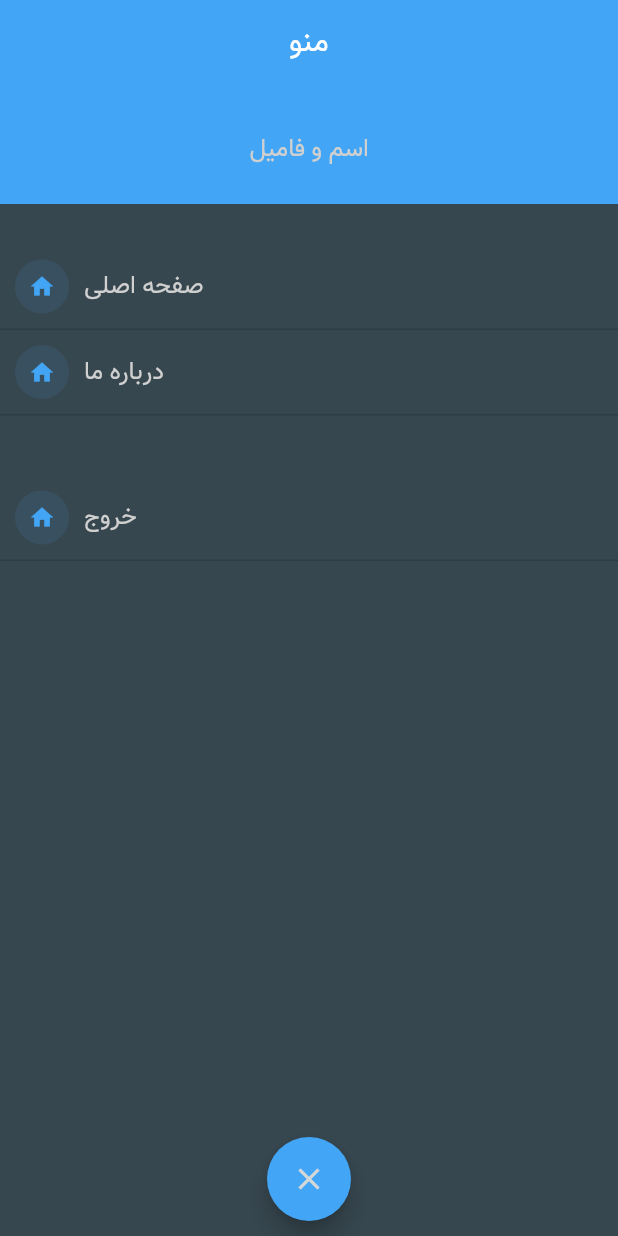
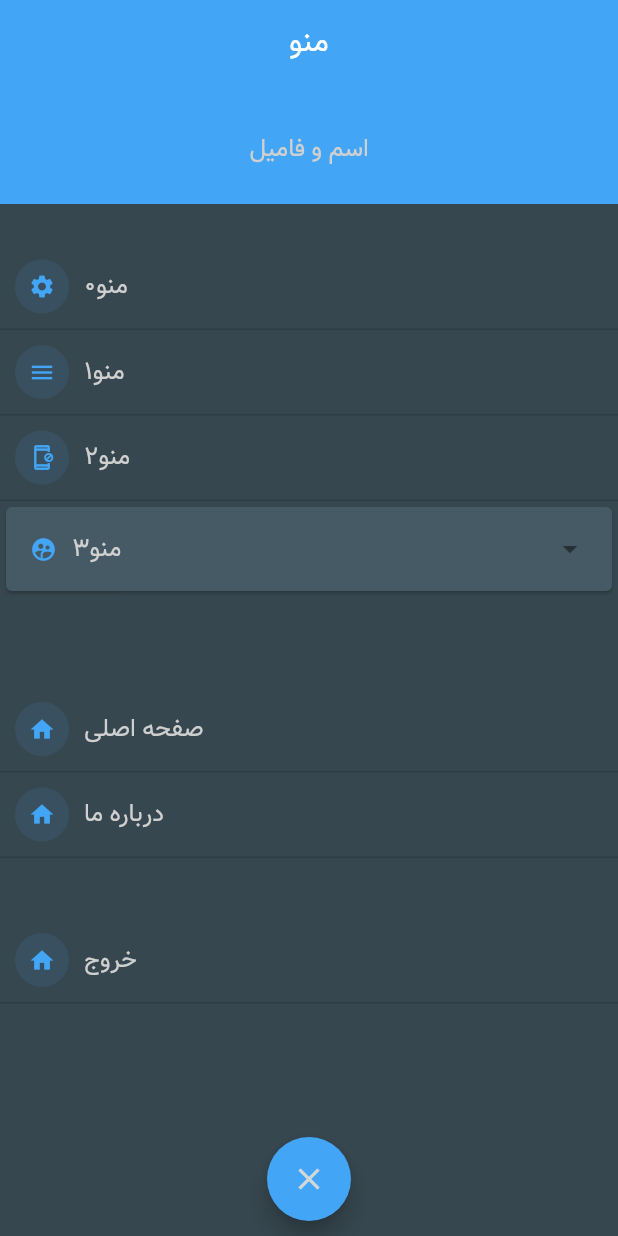
Before and after one commit to kmd66/flutter_social_news, a Flutter app: the MainMenuWidget widget shown alone on an empty page, opened directly, on a phone screen of 412 x 824 dp. Run offline on Flutter 3.47's test engine with Material 2 defaults, Android fonts, the phone set to English and light mode, and no system bars; our stand-ins replace shared_preferences, splashscreen; accounts and stored records are empty; statements that could not run were skipped.

Commit message:
menu fix

```diff
--- /dev/null
+++ b/lib/core/Widgets/accordion.dart
@@ -0,0 +1,62 @@
+import 'package:flutter/cupertino.dart';
+import 'package:flutter/material.dart';
+
+import '../../helper/objectColor.dart';
+import '../../helper/textStyle.dart';
+
+class Accordion extends StatefulWidget {
+  final String label;
+  final Widget obj;
+  final IconData icon ;
+
+  const Accordion({Key key, this.label, this.obj, this.icon = Icons.home})
+      : super(key: key);
+  @override
+  _AccordionState createState() => _AccordionState();
+}
+
+class _AccordionState extends State<Accordion> {
+  bool _showContent = false;
+  bool _isHovered = false;
+  @override
+  Widget build(BuildContext context) {
+    return Card(
+      color: ObjectColor.cardBackground,
+      child: Column(children: [
+        InkWell(
+          onTap: (){setState(() {
+            _showContent = !_showContent;
+          });
+          },
+          onHover: (value) {
+            setState(() {
+              _isHovered = value;
+            });
+          },
+          child:
+          ListTile(
+            title: Row(children: [
+              Icon(
+                widget.icon,
+                size:18,
+                color: ObjectColor.base,
+              ),
+              Container(margin: const EdgeInsets.only(left: 10.0)
+              ),
+              Text(widget.label,style: Style.h4()),
+            ],) ,
+            trailing:Icon(
+                _showContent ? Icons.arrow_drop_up : Icons.arrow_drop_down),
+          ),
+        ),
+        _showContent
+            ? Container(
+          padding:
+          const EdgeInsets.symmetric(vertical: 15, horizontal: 15),
+          child: widget.obj,
+        )
+            : Container()
+      ]),
+    );
+  }
+}
--- a/lib/helper/menu.dart
+++ b/lib/helper/menu.dart
@@ -2,18 +2,34 @@ import 'package:flutter/cupertino.dart';
 import 'package:flutter/material.dart';
 import '../core/model/enums.dart';
 
-List<MenuItem> NaveMenu = [
-  MenuItem(title:'درباره ما', route: RouteList.AboutPage, icon: Icons.app_blocking_outlined)
-  , MenuItem(title:'صفحه اصلی', route: RouteList.HomePage, icon: Icons.home)
-  , MenuItem(title:'منو', menu: MenuList.Main, icon: Icons.menu)
+List<MenuItem> Menu = [
+  MenuItem(MenuType.Nav, title:'درباره ما', route: RouteList.AboutPage, icon: Icons.app_blocking_outlined)
+  , MenuItem(MenuType.Nav, title:'صفحه اصلی', route: RouteList.HomePage, icon: Icons.home)
+  , MenuItem(MenuType.Nav, title:'منو', menu: MenuList.Main, icon: Icons.menu)
+
+  , MenuItem(MenuType.Sid, title:'منو0', menu: MenuList.Setting, icon: Icons.settings)
+  , MenuItem(MenuType.Sid, title:'منو1 ', route: RouteList.HomePage, icon: Icons.menu)
+  , MenuItem(MenuType.Sid, title:'منو2 ', route: RouteList.HomePage, icon: Icons.app_blocking_outlined)
+  , MenuItem(MenuType.Sid, title:'منو3 ',icon: Icons.supervised_user_circle,
+      child: [
+        MenuItem(MenuType.Sid, title:'منو4 ',icon: Icons.title, route: RouteList.HomePage),
+        MenuItem(MenuType.Sid, title:'منو5 ', route: RouteList.AboutPage, icon: Icons.account_box_outlined),
+      ]
+  )
 ];
-List<MenuItem> SideMenu= [];
 
 class MenuItem {
+
+  final MenuType type;
+  final List<MenuItem> child;
   final String title;
   final RouteList route;
   final MenuList menu;
   final IconData icon;
 
-  MenuItem({this.title, this.route, this.menu, this.icon});
+  MenuItem(this.type, {this.child, this.title, this.route, this.menu, this.icon});
 }
+enum MenuType {
+  Nav,
+  Sid,
+}
--- a/lib/page/main/States/navigationBar.dart
+++ b/lib/page/main/States/navigationBar.dart
@@ -86,19 +86,22 @@ class _NavigationBar extends State<NavigationBarPage>{
     chengStateNavigationBarController.close();
     super.dispose();
   }
+
   List<Widget> listmenu(BuildContext context) {
     List<Widget> list = [];
-    NaveMenu.map((x) =>
+    Menu.map((x) =>
+    {
+      if(x.type == MenuType.Nav )
         list.add(
             BottomNavigationBarButton(
-              btnIcon: x.icon,
-              title: x.title,
-              onPress: ()=> x.route != null ?
-              context.read<RouteBloc>().chengView(x.route )
-              : context.read<MenuBloc>().chengView(x.menu)
+                btnIcon: x.icon,
+                title: x.title,
+                onPress: ()=> x.route != null ?
+                context.read<RouteBloc>().chengView(x.route )
+                    : context.read<MenuBloc>().chengView(x.menu)
             )
         )
-    ).toList();
+    }).toList();
     return list;
   }
 }
--- a/lib/page/menus/main.dart
+++ b/lib/page/menus/main.dart
@@ -9,6 +9,9 @@ import 'package:flutter_social_news/helper/textStyle.dart';
 import 'package:flutter_social_news/page/main/events.dart';
 import 'package:flutter/material.dart';
 import 'package:provider/provider.dart';
+
+import '../../core/Widgets/accordion.dart';
+import '../../helper/menu.dart' as menuHelper;
 
 
 class MainMenuWidget extends StatefulWidget {
@@ -72,6 +75,10 @@ class _MainWidgetWidget extends BasePopupState<MainMenuWidget> {
                 transform: Matrix4.translationValues(0.0, -50, 0.0),
                 child: Text('اسم و فامیل',style: Style.h4()),
               ),
+
+              Column(children: listmenu(context)),
+
+              Container(margin:EdgeInsets.only(bottom: 60) ,),
               MenuItem(label: 'صفحه اصلی',onPress:()=>itemPresseRoute(RouteList.HomePage)),
               MenuItem(label: 'درباره ما',onPress:()=>itemPresseRoute(RouteList.AboutPage)),
               MenuItem(label: 'خروج',margin:const EdgeInsets.only(top: 40),onPress:()
@@ -80,10 +87,45 @@ class _MainWidgetWidget extends BasePopupState<MainMenuWidget> {
                 loginController.add(LoginType.Exit);
               }
               ),
+
             ],
           ),
         ),)
       ],);
   }
 
+  List<Widget> listmenu(BuildContext context) {
+    List<Widget> list = [];
+    menuHelper.Menu.map((x)
+    {
+      if(x.type == menuHelper.MenuType.Sid ){
+        if(x.child != null)
+        {
+          List<Widget> child = [];
+          x.child.map((c){
+            child.add(MenuItem(label: c.title, icon: c.icon,
+                onPress:()=> c.route != null ?
+                itemPresseRoute(c.route): context.read<MenuBloc>().chengView(c.menu)
+                    ));
+          }).toList();
+          list.add(Accordion(
+              label:x.title,
+              icon: x.icon,
+              obj:Column(children:child,)
+          )
+          );
+        }
+        else{
+          list.add(
+              MenuItem(label: x.title, icon: x.icon,
+                  onPress:()=> x.route != null ?
+                  itemPresseRoute(x.route): context.read<MenuBloc>().chengView(x.menu)
+              )
+          );
+        }
+      }
+
+    }).toList();
+    return list;
+  }
 }
```
